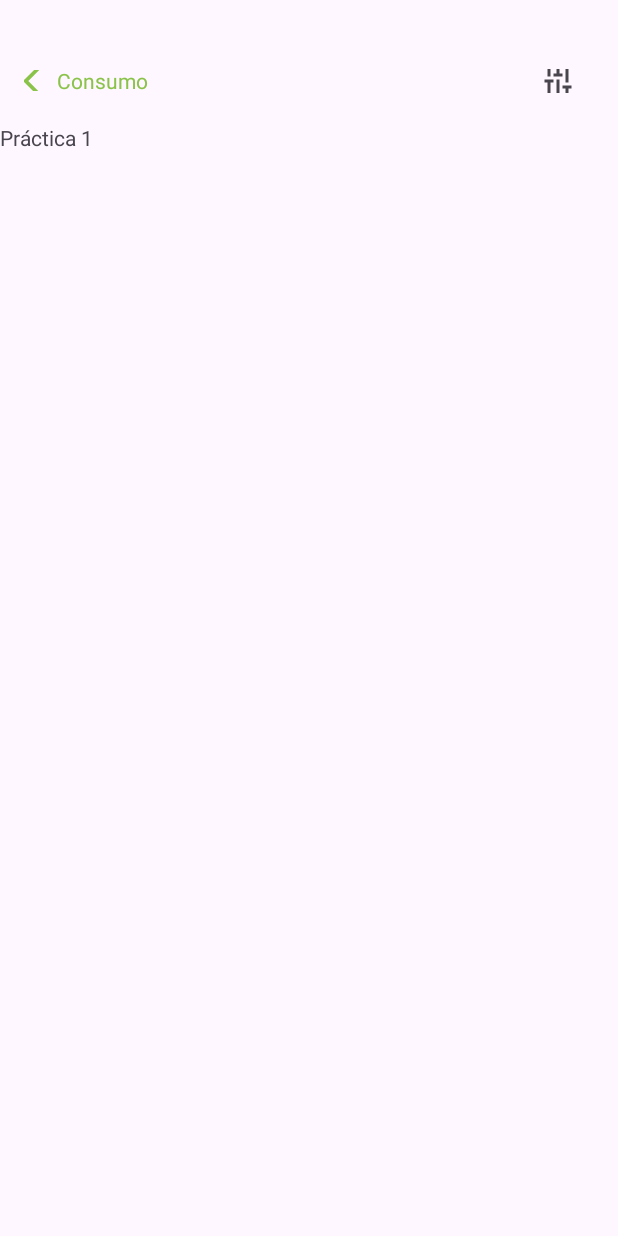
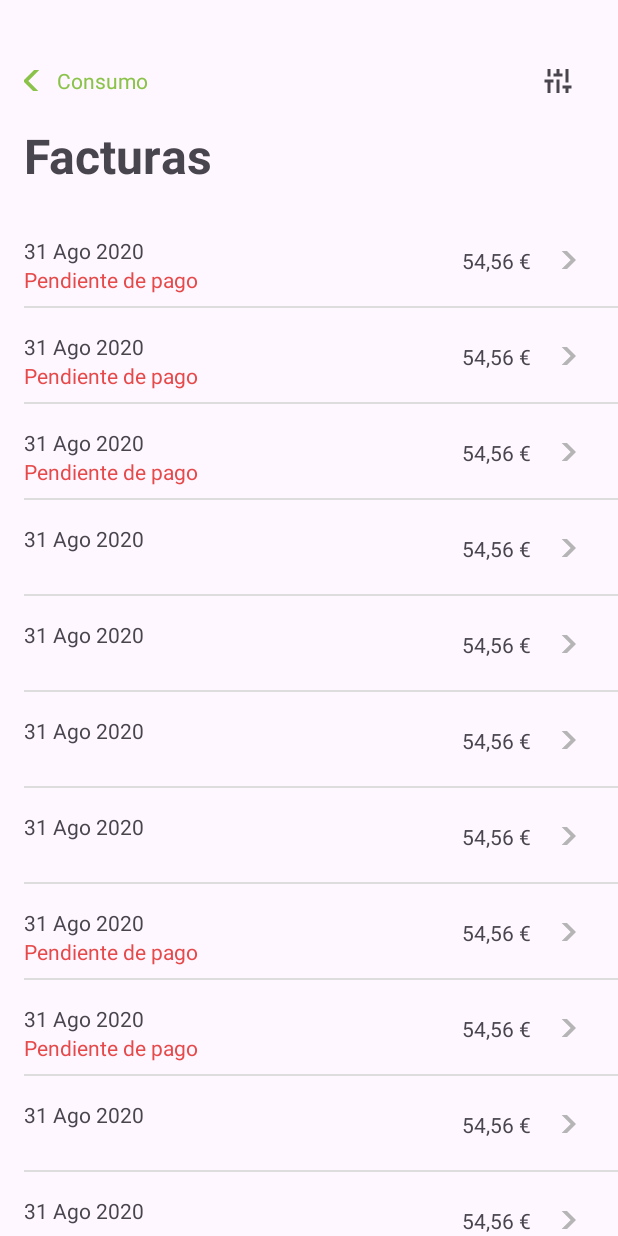
Before and after one commit to SmokeyBirdzz/PracticaFCT, an Android app: the ListadoFacturas screen opened directly, with no data from a screen before it, on a phone screen of 412 x 824 dp. Before the commit the screen is almost empty. Run offline under Robolectric (Android 15) with nearby library versions, the phone set to English and light mode, and no system bars.

Commit message:
Cuarta versión de la aplicación. Listado de facturas con RecyclerView y facturas falseadas

```diff
--- /dev/null
+++ b/app/src/main/java/com/smokey/practicafct/Facturas.kt
@@ -0,0 +1,9 @@
+package com.smokey.practicafct
+
+import android.widget.ImageButton
+
+data class Facturas (
+    val fecha: String,
+    val pendiente: String,
+    val dinero: String,
+)
--- a/app/src/main/java/com/smokey/practicafct/ListadoFacturas.kt
+++ b/app/src/main/java/com/smokey/practicafct/ListadoFacturas.kt
@@ -3,11 +3,22 @@ package com.smokey.practicafct
 import android.os.Bundle
 import androidx.activity.enableEdgeToEdge
 import androidx.appcompat.app.AppCompatActivity
+import androidx.recyclerview.widget.LinearLayoutManager
+import androidx.recyclerview.widget.RecyclerView
+import com.smokey.practicafct.adapter.FacturasAdapter
 
 class ListadoFacturas : AppCompatActivity() {
     override fun onCreate(savedInstanceState: Bundle?) {
         super.onCreate(savedInstanceState)
         enableEdgeToEdge()
         setContentView(R.layout.activity_listado_facturas)
+        initRecyclerView()
+    }
+
+    private fun initRecyclerView() {
+        val recyclerView = findViewById<RecyclerView>(R.id.rvFacturas)
+        recyclerView.layoutManager = LinearLayoutManager(this)
+        recyclerView.adapter = FacturasAdapter(FacturasProvider.facturasList)
+
     }
 }
--- /dev/null
+++ b/app/src/main/java/com/smokey/practicafct/adapter/FacturasAdapter.kt
@@ -0,0 +1,21 @@
+package com.smokey.practicafct.adapter
+
+import android.view.LayoutInflater
+import android.view.ViewGroup
+import androidx.recyclerview.widget.RecyclerView
+import com.smokey.practicafct.Facturas
+import com.smokey.practicafct.R
+
+class FacturasAdapter(private val facturasList: List<Facturas>): RecyclerView.Adapter<FacturasViewHolder> (){
+    override fun onCreateViewHolder(parent: ViewGroup, viewType: Int): FacturasViewHolder {
+        val  layoutInflater = LayoutInflater.from(parent.context)
+        return FacturasViewHolder(layoutInflater.inflate(R.layout.item_factura,parent,false))
+    }
+
+    override fun getItemCount(): Int = facturasList.size
+
+    override fun onBindViewHolder(holder: FacturasViewHolder, position: Int) {
+        val item = facturasList[position]
+        holder.render(item)
+    }
+}
--- /dev/null
+++ b/app/src/main/java/com/smokey/practicafct/adapter/FacturasViewHolder.kt
@@ -0,0 +1,37 @@
+package com.smokey.practicafct.adapter
+
+import android.view.View
+import android.widget.TextView
+import androidx.constraintlayout.widget.ConstraintLayout
+import androidx.recyclerview.widget.RecyclerView
+import com.smokey.practicafct.Facturas
+import com.smokey.practicafct.R
+class FacturasViewHolder(view: View):RecyclerView.ViewHolder(view) {
+    val tvFecha = view.findViewById<TextView>(R.id.tvFecha)
+    val tvPendiente = view.findViewById<TextView>(R.id.tvPendiente)
+    val tvMoney = view.findViewById<TextView>(R.id.tvMoney)
+    val clRecyclerFacturas = view.findViewById<ConstraintLayout>(R.id.clRecyclerFacturas)
+
+    fun setAlertDialog(){
+
+        val builder = android.app.AlertDialog.Builder(itemView.context)
+        builder.setTitle("Información")
+        builder.setMessage("Esta funcionalidad aún no está disponible")
+        builder.setPositiveButton("Cerrar") { dialog, _ ->
+            dialog.dismiss()
+        }
+
+        val dialog = builder.create()
+        dialog.show()
+
+    }
+    fun render(facturasModel:Facturas){
+        tvFecha.text = facturasModel.fecha
+        tvPendiente.text = facturasModel.pendiente
+        tvMoney.text = facturasModel.dinero
+        clRecyclerFacturas.setOnClickListener {
+            setAlertDialog()
+        }
+
+    }
+}
--- a/app/src/main/res/layout/activity_listado_facturas.xml
+++ b/app/src/main/res/layout/activity_listado_facturas.xml
@@ -7,6 +7,12 @@
     android:layout_height="match_parent"
     android:padding="0dp"
     tools:context=".ListadoFacturas">
+<androidx.constraintlayout.widget.ConstraintLayout
+    android:layout_width="match_parent"
+    android:id="@+id/clFirst"
+    app:layout_constraintTop_toTopOf="parent"
+    app:layout_constraintStart_toStartOf="parent"
+    android:layout_height="wrap_content">
 
     <Toolbar
         android:id="@+id/toolBarFiltro"
@@ -25,6 +31,7 @@
 
         <TextView
             android:layout_width="wrap_content"
+            android:id="@+id/tvConsumo"
             android:layout_height="wrap_content"
             android:text="Consumo"
             android:textColor="@color/green" />
@@ -37,13 +44,29 @@
             android:backgroundTint="@color/transparent"
             android:src="@drawable/ic_options" />
 
+
     </Toolbar>
 
     <TextView
-        android:layout_width="wrap_content"
+        android:layout_width="match_parent"
         android:layout_height="wrap_content"
-        android:text="Práctica 1"
-        app:layout_constraintStart_toStartOf="parent"
-        app:layout_constraintTop_toBottomOf="@id/toolBarFiltro" />
+        android:id="@+id/tvFacturasTitle"
+        android:layout_marginStart="16dp"
+        android:text="Facturas"
+        android:textSize="32dp"
+        app:layout_constraintTop_toBottomOf="@+id/toolBarFiltro"
+        android:textStyle="bold"
+        />
+
+    <androidx.recyclerview.widget.RecyclerView
+        android:id="@+id/rvFacturas"
+        android:layout_marginTop="16dp"
+        android:layout_width="match_parent"
+        android:layout_height="wrap_content"
+        app:layout_constraintTop_toBottomOf="@+id/tvFacturasTitle"
+        app:layout_constraintStart_toStartOf="parent"/>
 
 </androidx.constraintlayout.widget.ConstraintLayout>
+
+
+</androidx.constraintlayout.widget.ConstraintLayout>
--- a/app/src/main/res/layout/item_factura.xml
+++ b/app/src/main/res/layout/item_factura.xml
@@ -2,7 +2,8 @@
 <androidx.constraintlayout.widget.ConstraintLayout xmlns:android="http://schemas.android.com/apk/res/android"
     xmlns:app="http://schemas.android.com/apk/res-auto"
     android:layout_width="match_parent"
-    android:layout_height="wrap_content">
+    android:layout_height="wrap_content"
+    android:id="@+id/clRecyclerFacturas">
 
     <TextView
         android:id="@+id/tvFecha"
```
Also changed, not shown: app/src/main/java/com/smokey/practicafct/FacturasProvider.kt (added, +33 -0 lines).
